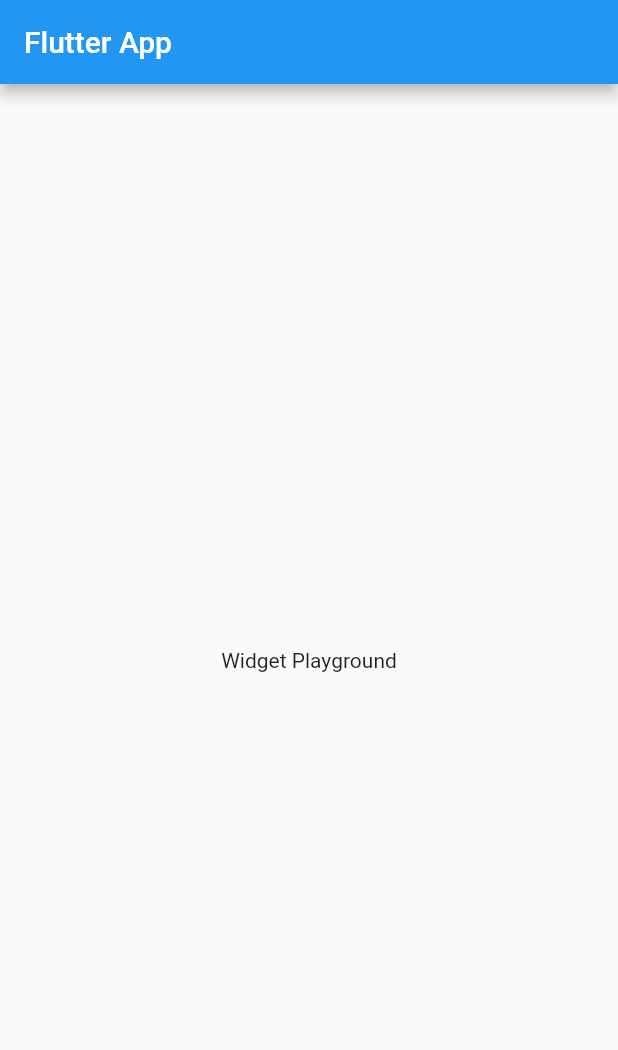
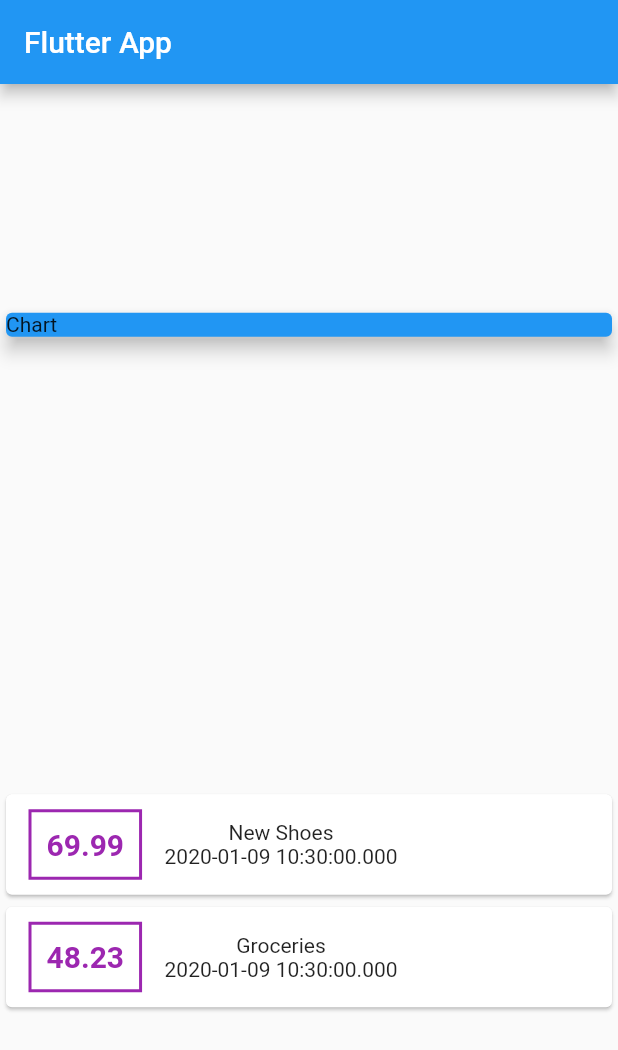
Before and after one commit to michaeld361/Expenses_App, a Flutter app: the screen it shows after launch, on a phone screen of 412 x 824 dp. Shown: the top 1050 px of the screen. Run offline on Flutter 3.47's test engine with Material 2 defaults, Android fonts, the phone set to English and light mode, and no system bars.

Commit message:
added basic tx widget

```diff
--- a/expense_app/lib/main.dart
+++ b/expense_app/lib/main.dart
@@ -1,4 +1,6 @@
 import 'package:flutter/material.dart';
+
+import './transaction.dart';
 
 void main() => runApp(MyApp());
 
@@ -14,15 +16,57 @@ class MyApp extends StatelessWidget {
 }
 
 class MyHomePage extends StatelessWidget {
+  final List<Transaction> transactions = [
+    Transaction(
+      id: 't1',
+      title: 'New Shoes',
+      amount: 69.99,
+      date: DateTime.now()),
+    Transaction(
+      id: 't2',
+      title: 'Groceries',
+      amount: 48.23,
+      date: DateTime.now()),
+  ];
+
+
   @override
   Widget build(BuildContext context) {
     return Scaffold(
       appBar: AppBar(
         title: Text('Flutter App'),
       ),
-      body: Center(
-        child: Text('Widget Playground'),
-      ),
+      body: Column(
+        mainAxisAlignment: MainAxisAlignment.spaceAround,
+        crossAxisAlignment: CrossAxisAlignment.stretch,
+        children: <Widget>[
+        Card(
+          color:Colors.blue,
+          child: Container(width: double.infinity, child: Text('Chart')),
+          elevation: 5,
+          ),
+        Column(children: transactions.map((tx) {
+          return Card(child: Row(children: <Widget>[
+              Container(
+                margin: EdgeInsets.symmetric(vertical:10, horizontal:15),
+                decoration: BoxDecoration(border: Border.all(color:Colors.purple, width: 2)),
+                padding:EdgeInsets.all(10),
+                child:Text(
+                  tx.amount.toString(),
+                  style: TextStyle(
+                    fontWeight: FontWeight.bold,
+                    fontSize: 20,
+                    color: Colors.purple,
+                    ),
+                  ),
+                ),
+              Column(children: <Widget>[
+                Text(tx.title),
+                Text(tx.date.toString())
+                ])
+            ]));
+          }).toList()),
+        ])
     );
   }
 }
--- /dev/null
+++ b/expense_app/lib/transaction.dart
@@ -0,0 +1,10 @@
+import 'package:flutter/foundation.dart';
+
+class Transaction {
+	final String id;
+	final String title;
+	final double amount;
+	final DateTime date;
+
+	Transaction({@required this.id, @required this.title, @required this.amount, @required this.date});
+}
```
